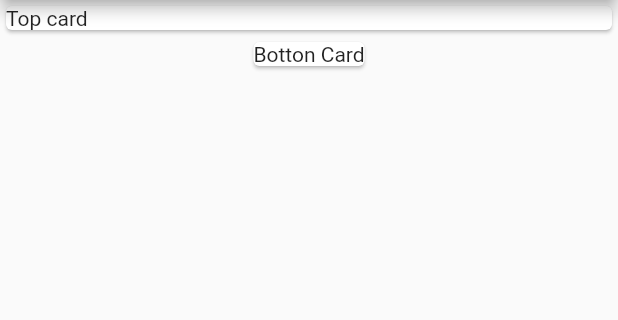
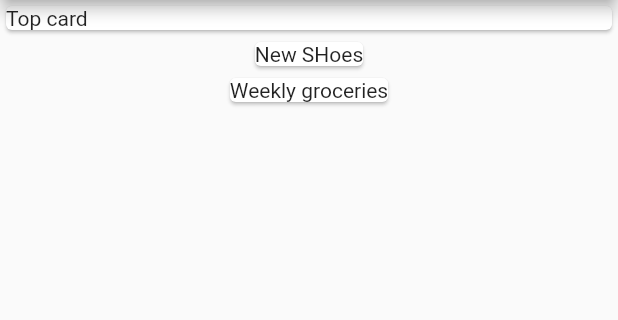
Before and after one commit to chetan882777/flutter_transaction_app, a Flutter app: the screen it shows after launch, on a phone screen of 412 x 824 dp, the part 84-404 px from its top. Run offline on Flutter 3.47's test engine with Material 2 defaults, Android fonts, the phone set to English and light mode, and no system bars.

Commit message:
load cards for each transactions

```diff
--- a/lib/main.dart
+++ b/lib/main.dart
@@ -6,10 +6,14 @@ void main() {
 }
 
 class MyApp extends StatelessWidget {
-
   final List<Transactions> transactions = [
-    Transactions(id: 't1', title: 'New SHoes', amount: 69.99, date: DateTime.now()),
-    Transactions(id: 't2', title: 'Weekly groceries', amount: 15.49, date: DateTime.now())
+    Transactions(
+        id: 't1', title: 'New SHoes', amount: 69.99, date: DateTime.now()),
+    Transactions(
+        id: 't2',
+        title: 'Weekly groceries',
+        amount: 15.49,
+        date: DateTime.now())
   ];
 
   @override
@@ -30,9 +34,11 @@ class MyApp extends StatelessWidget {
                   child: Text("Top card"),
                 ),
               ),
-              Card(
-                child: Text("Botton Card"),
-              ),
+              Column(
+                children: transactions.map((tx) {
+                  return Card(child: Text(tx.title));
+                }).toList(),
+              )
             ],
           ),
         ),
```
